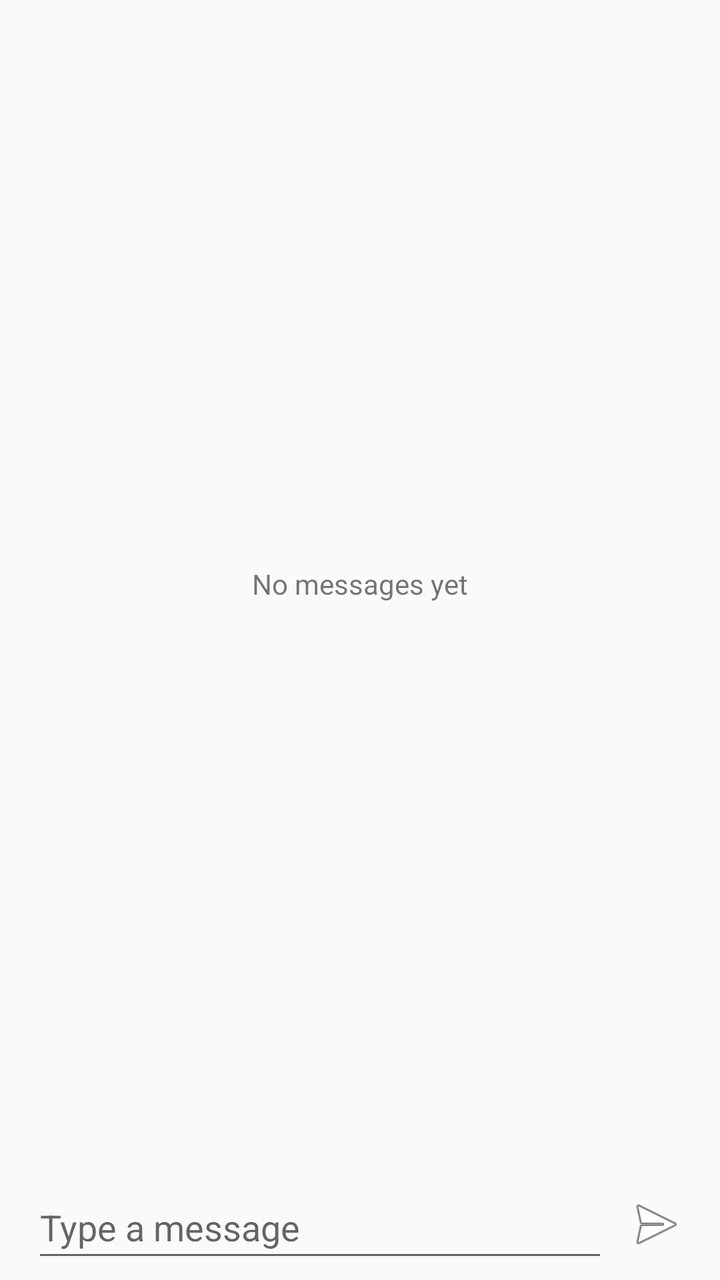
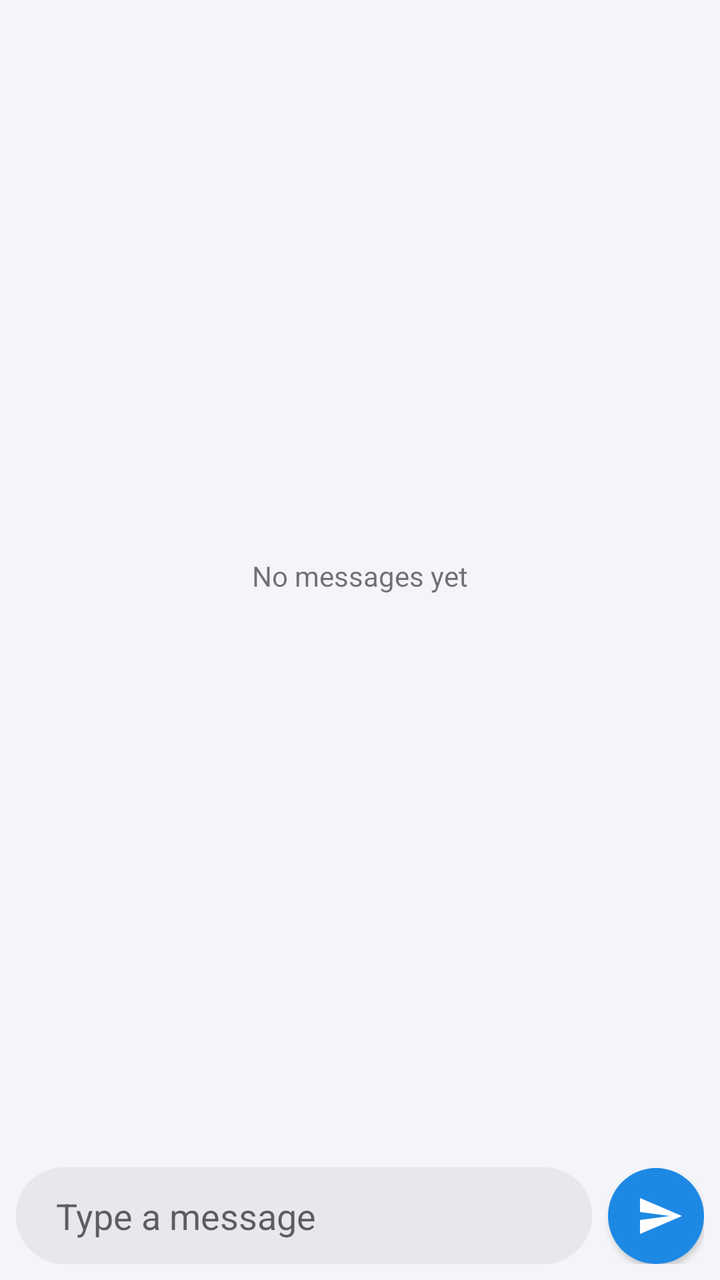

Two renders of the same Android screen: before a commit and after it. Below are the layout's source before the change and the commit's diff.
<!-- AndroidManifest.xml: application theme Theme.FtHangouts -->
<!-- res/layout/activity_conversation.xml -->
<?xml version="1.0" encoding="utf-8"?>
<LinearLayout xmlns:android="http://schemas.android.com/apk/res/android"
    android:layout_width="match_parent"
    android:layout_height="match_parent"
    android:orientation="vertical">

    <FrameLayout
        android:layout_width="match_parent"
        android:layout_height="0dp"
        android:layout_weight="1">

        
        <ListView
            android:id="@+id/message_list"
            android:layout_width="match_parent"
            android:layout_height="match_parent"
            android:clipToPadding="false"
            android:divider="@null"
            android:paddingVertical="8dp"
            android:stackFromBottom="true"
            android:transcriptMode="normal" />

        <TextView
            android:id="@+id/empty_messages"
            android:layout_width="wrap_content"
            android:layout_height="wrap_content"
            android:layout_gravity="center"
            android:text="@string/no_messages" />
    </FrameLayout>

    
    <LinearLayout
        android:layout_width="match_parent"
        android:layout_height="wrap_content"
        android:gravity="center_vertical"
        android:orientation="horizontal"
        android:paddingStart="16dp"
        android:paddingEnd="8dp"
        android:paddingVertical="4dp">

        <EditText
            android:id="@+id/message_input"
            android:layout_width="0dp"
            android:layout_height="wrap_content"
            android:layout_weight="1"
            android:hint="@string/hint_message"
            android:importantForAutofill="no"
            android:inputType="textMultiLine|textCapSentences"
            android:maxLines="4"
            android:minHeight="48dp" />

        <ImageButton
            android:id="@+id/button_send"
            android:layout_width="48dp"
            android:layout_height="48dp"
            android:background="?android:attr/selectableItemBackgroundBorderless"
            android:contentDescription="@string/action_send"
            android:src="@android:drawable/ic_menu_send" />
    </LinearLayout>
</LinearLayout>
<!-- resources referenced by this layout -->
<resources>
  <string name="action_send">Send</string>
  <string name="hint_message">Type a message</string>
  <string name="no_messages">No messages yet</string>
  <style name="Theme.FtHangouts" parent="android:Theme.Material.Light.DarkActionBar">
          <item name="android:colorPrimary">@color/primary</item>
          <item name="android:colorPrimaryDark">@color/primary_dark</item>
          <item name="android:colorAccent">@color/accent</item>
          
          <item name="android:windowLightStatusBar">true</item>
      </style>
  <color name="primary">#FF1E88E5</color>
  <color name="primary_dark">#FF1565C0</color>
  <color name="accent">#FF00ACC1</color>
</resources>

<!-- the commit's change to res/layout/activity_conversation.xml (unified diff, before → after) -->
@@ -32,29 +32,34 @@
     <LinearLayout
         android:layout_width="match_parent"
         android:layout_height="wrap_content"
-        android:gravity="center_vertical"
+        android:gravity="bottom"
         android:orientation="horizontal"
-        android:paddingStart="16dp"
-        android:paddingEnd="8dp"
-        android:paddingVertical="4dp">
+        android:padding="8dp">
 
         <EditText
             android:id="@+id/message_input"
             android:layout_width="0dp"
             android:layout_height="wrap_content"
             android:layout_weight="1"
+            android:background="@drawable/bg_input_pill"
             android:hint="@string/hint_message"
             android:importantForAutofill="no"
             android:inputType="textMultiLine|textCapSentences"
             android:maxLines="4"
-            android:minHeight="48dp" />
+            android:minHeight="48dp"
+            android:paddingHorizontal="20dp"
+            android:paddingVertical="12dp" />
 
         <ImageButton
             android:id="@+id/button_send"
             android:layout_width="48dp"
             android:layout_height="48dp"
-            android:background="?android:attr/selectableItemBackgroundBorderless"
+            android:layout_marginStart="8dp"
+            android:background="@drawable/bg_fab"
             android:contentDescription="@string/action_send"
-            android:src="@android:drawable/ic_menu_send" />
+            android:elevation="2dp"
+            android:paddingStart="4dp"
+            android:src="@drawable/ic_send"
+            android:tint="@color/white" />
     </LinearLayout>
 </LinearLayout>
<!-- resource entries referenced after the edit -->
@@ -1,17 +1,48 @@
 <!-- resources referenced by this layout -->
 <resources>
+  <color name="white">#FFFFFFFF</color>
+  <!-- drawable bg_fab (drawable) -->
+  <?xml version="1.0" encoding="utf-8"?>
+  <ripple xmlns:android="http://schemas.android.com/apk/res/android"
+      android:color="#40FFFFFF">
+      <item>
+          <shape android:shape="oval">
+              <solid android:color="?android:attr/colorPrimary" />
+          </shape>
+      </item>
+  </ripple>
+  <!-- drawable bg_input_pill (drawable) -->
+  <?xml version="1.0" encoding="utf-8"?>
+  <shape xmlns:android="http://schemas.android.com/apk/res/android" android:shape="rectangle">
+      <solid android:color="@color/surface_variant" />
+      <corners android:radius="24dp" />
+  </shape>
+  <!-- drawable ic_send (drawable) -->
+  <?xml version="1.0" encoding="utf-8"?>
+  <vector xmlns:android="http://schemas.android.com/apk/res/android"
+      android:width="24dp"
+      android:height="24dp"
+      android:tint="?android:attr/colorControlNormal"
+      android:viewportWidth="24"
+      android:viewportHeight="24">
+      <path
+          android:fillColor="@android:color/white"
+          android:pathData="M2.01,21L23,12 2.01,3 2,10l15,2 -15,2z" />
+  </vector>
   <string name="action_send">Send</string>
   <string name="hint_message">Type a message</string>
   <string name="no_messages">No messages yet</string>
   <style name="Theme.FtHangouts" parent="android:Theme.Material.Light.DarkActionBar">
-          <item name="android:colorPrimary">@color/primary</item>
-          <item name="android:colorPrimaryDark">@color/primary_dark</item>
-          <item name="android:colorAccent">@color/accent</item>
+          <item name="android:colorPrimary">@color/header_blue</item>
+          <item name="android:colorPrimaryDark">@color/header_blue</item>
+          <item name="android:colorAccent">@color/header_blue</item>
+          <item name="android:colorBackground">@color/background</item>
+          <item name="android:windowBackground">@color/background</item>
           
-          <item name="android:windowLightStatusBar">true</item>
+          <item name="android:windowLightStatusBar">false</item>
       </style>
-  <color name="primary">#FF1E88E5</color>
-  <color name="primary_dark">#FF1565C0</color>
-  <color name="accent">#FF00ACC1</color>
+  <color name="surface_variant">#FFE7E8EE</color>
+  <color name="header_blue">#FF1E88E5</color>
+  <color name="background">#FFF4F5F8</color>
 </resources>
 
